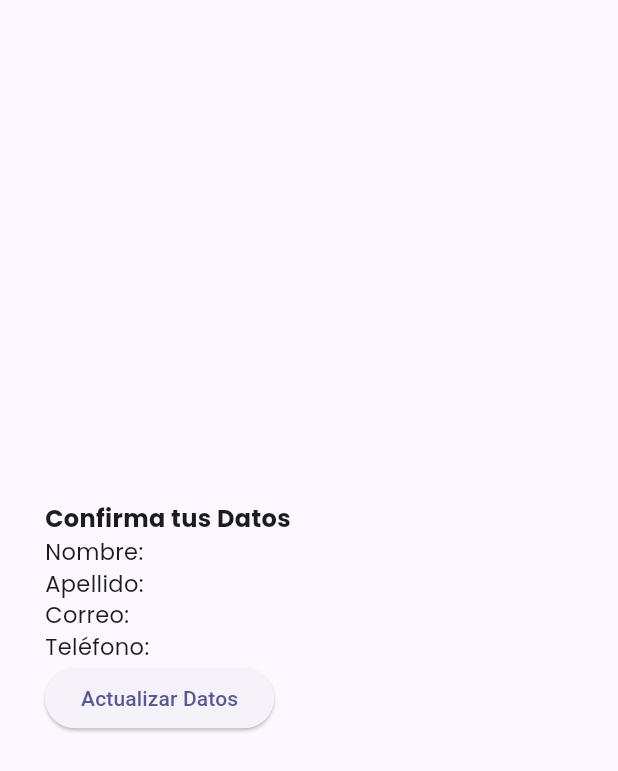
After one commit to bytefz/products-app-gc, a Flutter app: the UpdateInfoUserScreen screen opened directly, on a phone screen of 412 x 824 dp. The commit adds this screen. Shown: the top 771 px of the screen. Run offline on Flutter 3.47's test engine with Material 2 defaults, Android fonts, the phone set to English and light mode, and no system bars; drawn by our look-alikes of auto_size_text; our stand-ins replace flutter_dotenv, go_router, google_fonts.

Commit message:
Create new screen

```diff
--- a/lib/features/auth/presentation/screens/screens.dart
+++ b/lib/features/auth/presentation/screens/screens.dart
@@ -1 +1,2 @@
 export 'login_screen.dart';
+export 'update_info_user_screen.dart';
--- /dev/null
+++ b/lib/features/auth/presentation/screens/update_info_user_screen.dart
@@ -0,0 +1,49 @@
+import 'package:auto_size_text/auto_size_text.dart';
+import 'package:flutter/material.dart';
+
+class UpdateInfoUserScreen extends StatelessWidget {
+  const UpdateInfoUserScreen({super.key});
+
+  @override
+  Widget build(BuildContext context) {
+    return Scaffold(
+      body: SafeArea(
+        child: Padding(
+          padding: const EdgeInsets.symmetric(horizontal: 30),
+          child: SizedBox(
+            width: double.infinity,
+            child: Column(
+              crossAxisAlignment: CrossAxisAlignment.start,
+              children: [
+                const Spacer(),
+                const AutoSizeText(
+                  'Confirma tus Datos',
+                  style: TextStyle(
+                    fontWeight: FontWeight.bold,
+                  ),
+                  maxFontSize: 22,
+                  minFontSize: 16,
+                  stepGranularity: 2,
+                ),
+                Column(
+                  crossAxisAlignment: CrossAxisAlignment.start,
+                  children: const [
+                    Text('Nombre:'),
+                    Text('Apellido:'),
+                    Text('Correo:'),
+                    Text('Teléfono:'),
+                  ],
+                ),
+                ElevatedButton(
+                  onPressed: () {},
+                  child: const Text('Actualizar Datos'),
+                ),
+                const Spacer(),
+              ],
+            ),
+          ),
+        ),
+      ),
+    );
+  }
+}
```
